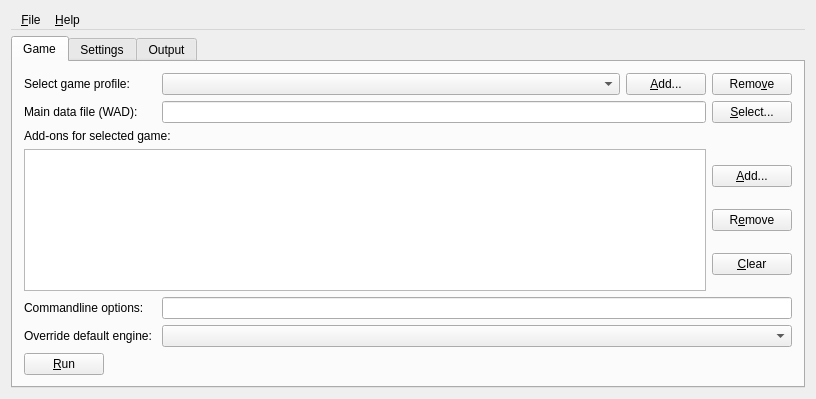
The window that src/e_mainwindow.ui (stephendcofer/enyo-launcher) describes before a commit, drawn with Qt 5.
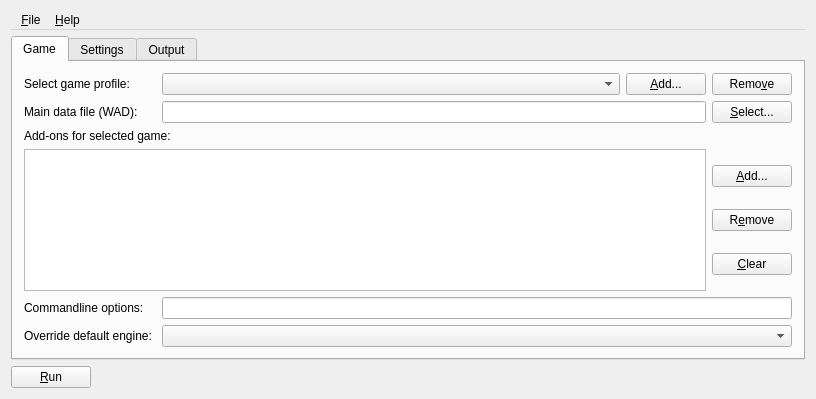
The same window after the commit. The open tabs and pages were chosen to show the change.

Diff of the .ui file:
```diff
--- a/src/e_mainwindow.ui
+++ b/src/e_mainwindow.ui
@@ -198,19 +198,6 @@
 											</property>
 										</widget>
             								</item>
-        								<item row="6" column="0">
-         									<widget class="QPushButton" name="pushButton">
-          										<property name="sizePolicy">
-           											<sizepolicy hsizetype="Fixed" vsizetype="Fixed">
-            												<horstretch>0</horstretch>
-            												<verstretch>0</verstretch>
-           											</sizepolicy>
-          										</property>
-          										<property name="text">
-           											<string>&amp;Run</string>
-          										</property>
-         									</widget>
-        								</item>
 								</layout>
 							</widget>
 							<widget class="QWidget" name="tab_2">
@@ -419,6 +406,19 @@
 							</widget>
 						</widget>
 					</item>
+					<item row="2" column="0">
+        					<widget class="QPushButton" name="pushButton">
+          						<property name="sizePolicy">
+           							<sizepolicy hsizetype="Fixed" vsizetype="Fixed">
+            								<horstretch>0</horstretch>
+            								<verstretch>0</verstretch>
+           							</sizepolicy>
+          						</property>
+          						<property name="text">
+           							<string>&amp;Run</string>
+          						</property>
+						</widget>
+					</item>					
 				</layout>
 			</widget>
   <action name="action_Run">
```
Left out of the diff: 2 changed lines with no effect on the pictures.
